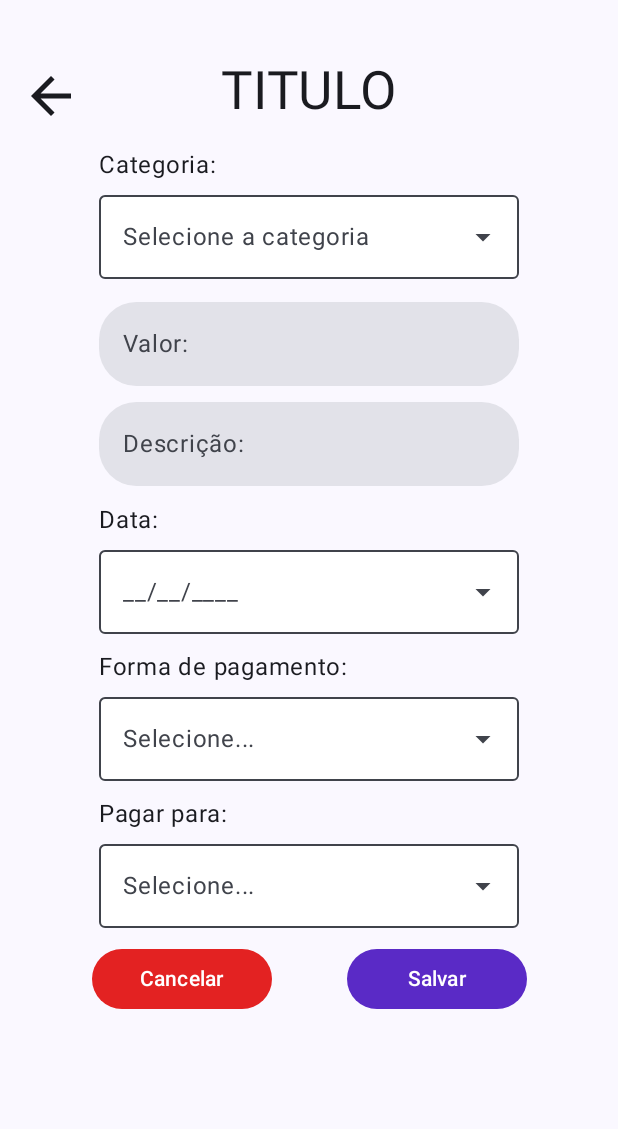
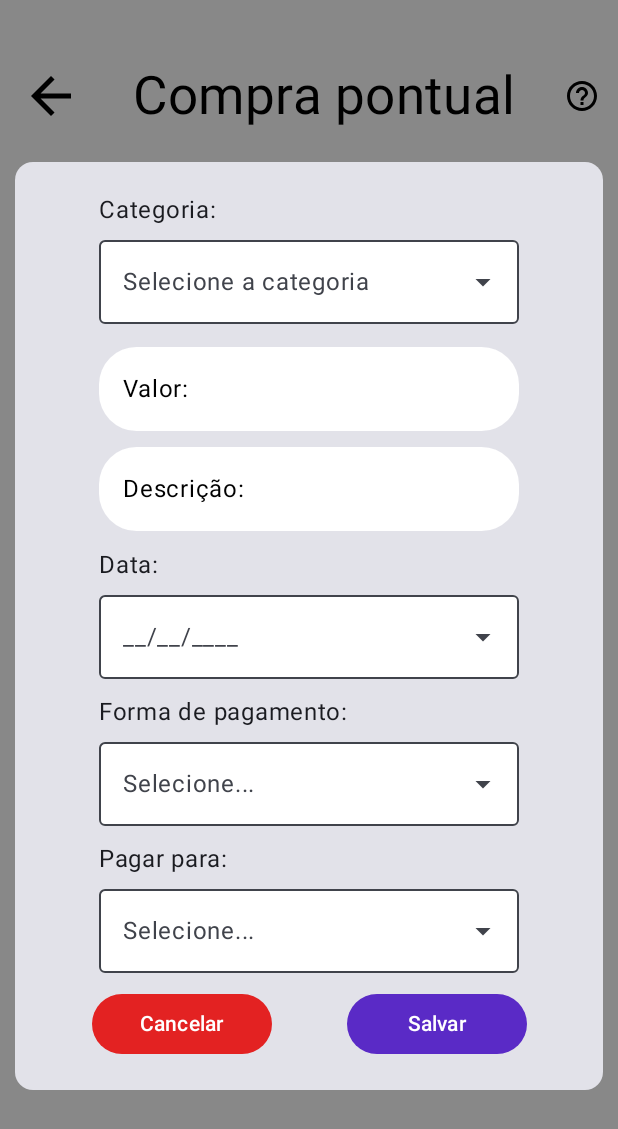
Before and after one commit to GabiNandes09/MyFinances, an Android app built with Jetpack Compose: the ItemPurchasedUI screen opened through its navigation route, on a phone screen of 412 x 824 dp. Shown: the top 1129 px of the screen. Run offline under Robolectric (Android 15) with nearby library versions, the phone set to English and light mode, and no system bars.

Commit message:
Tela de Compra Pontual padronizada

```diff
--- a/app/src/main/java/com/rogue/financesrogue/ui/screen/ItemPurchasedUI.kt
+++ b/app/src/main/java/com/rogue/financesrogue/ui/screen/ItemPurchasedUI.kt
@@ -8,12 +8,14 @@ import androidx.compose.foundation.layout.fillMaxWidth
 import androidx.compose.foundation.layout.padding
 import androidx.compose.foundation.layout.size
 import androidx.compose.foundation.layout.width
+import androidx.compose.foundation.layout.wrapContentHeight
 import androidx.compose.foundation.lazy.LazyColumn
 import androidx.compose.foundation.shape.RoundedCornerShape
 import androidx.compose.material.icons.Icons
 import androidx.compose.material.icons.filled.ArrowBack
 import androidx.compose.material3.Button
 import androidx.compose.material3.ButtonDefaults
+import androidx.compose.material3.Card
 import androidx.compose.material3.Icon
 import androidx.compose.material3.IconButton
 import androidx.compose.material3.Scaffold
@@ -31,6 +33,7 @@ import androidx.compose.ui.unit.sp
 import com.rogue.financesrogue.Nav
 import com.rogue.financesrogue.R
 import com.rogue.financesrogue.ui.defaultComponentes.DefaultComboBox
+import com.rogue.financesrogue.ui.defaultComponentes.DefaultQuestionButton
 
 //v1 - 16/01/25
 @Composable
@@ -41,7 +44,7 @@ fun ItemPurchasedUI() {
                 modifier = Modifier
                     .fillMaxWidth()
                     .padding(top = 30.dp),
-                horizontalArrangement = Arrangement.Start,
+                horizontalArrangement = Arrangement.SpaceBetween,
                 verticalAlignment = Alignment.CenterVertically
             ) {
                 IconButton(
@@ -57,26 +60,29 @@ fun ItemPurchasedUI() {
                             .size(50.dp)
                     )
                 }
-            }
-            Row(
-                modifier = Modifier
-                    .fillMaxWidth()
-                    .padding(top = 30.dp),
-                horizontalArrangement = Arrangement.Center,
-                verticalAlignment = Alignment.CenterVertically
-            ) {
                 Text(
-                    text = "TITULO",
+                    text = "Compra pontual",
                     fontSize = 35.sp,
                     modifier = Modifier.padding(10.dp)
                 )
+                DefaultQuestionButton(
+                    modifier = Modifier.padding(10.dp)
+                )
             }
-        }
+        },
+        containerColor = Color.Gray
     ) { paddingValues ->
+        Card(
+            modifier = Modifier
+                .padding(paddingValues)
+                .padding(10.dp)
+                .wrapContentHeight()
+        ) {
             LazyColumn(
                 modifier = Modifier
-                .padding(paddingValues)
-                .fillMaxSize(),
+                    .fillMaxWidth()
+                    .wrapContentHeight()
+                    .padding(vertical = 20.dp),
                 horizontalAlignment = Alignment.CenterHorizontally,
                 verticalArrangement = Arrangement.Top
             ) {
@@ -95,12 +101,19 @@ fun ItemPurchasedUI() {
                         value = "",
                         onValueChange = {},
                         modifier = Modifier.padding(vertical = 5.dp),
-                    label = { Text(text = "Valor:") },
+                        label = {
+                            Text(
+                                text = "Valor:",
+                                color = Color.Black
+                            )
+                        },
                         shape = RoundedCornerShape(25.dp),
                         colors = TextFieldDefaults.colors(
                             unfocusedIndicatorColor = Color.Transparent,
                             focusedIndicatorColor = Color.Transparent,
-                        disabledIndicatorColor = Color.Transparent
+                            disabledIndicatorColor = Color.Transparent,
+                            focusedContainerColor = Color.White,
+                            unfocusedContainerColor = Color.White
                         ),
                         singleLine = true
                     )
@@ -110,12 +123,19 @@ fun ItemPurchasedUI() {
                         value = "",
                         onValueChange = {},
                         modifier = Modifier.padding(vertical = 5.dp),
-                    label = { Text(text = "Descrição:") },
+                        label = {
+                            Text(
+                                text = "Descrição:",
+                                color = Color.Black
+                            )
+                        },
                         shape = RoundedCornerShape(25.dp),
                         colors = TextFieldDefaults.colors(
                             unfocusedIndicatorColor = Color.Transparent,
                             focusedIndicatorColor = Color.Transparent,
-                        disabledIndicatorColor = Color.Transparent
+                            disabledIndicatorColor = Color.Transparent,
+                            focusedContainerColor = Color.White,
+                            unfocusedContainerColor = Color.White
                         ),
                         maxLines = 4
                     )
@@ -130,7 +150,7 @@ fun ItemPurchasedUI() {
                         )
                     }
                 }
-            item{
+                item {
                     Column {
                         Text(text = "Forma de pagamento:")
                         DefaultComboBox(
@@ -179,6 +199,7 @@ fun ItemPurchasedUI() {
             }
         }
     }
+}
 
 @Preview
 @Composable
```
Lines whose indentation alone changed are shown as unchanged.
